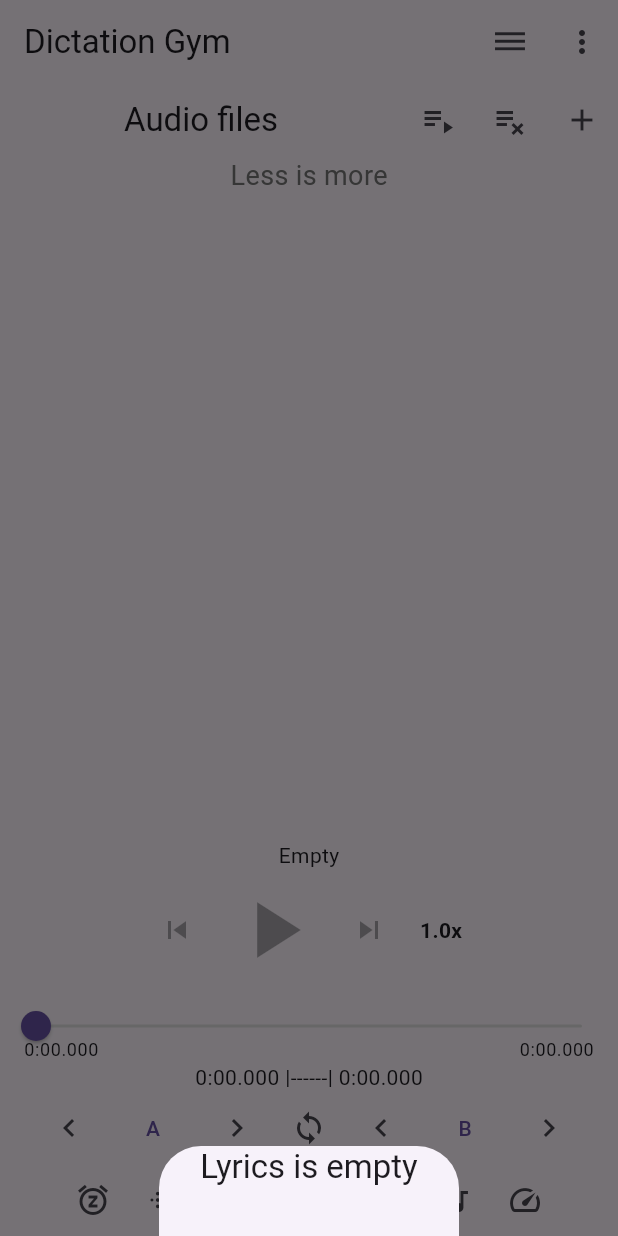
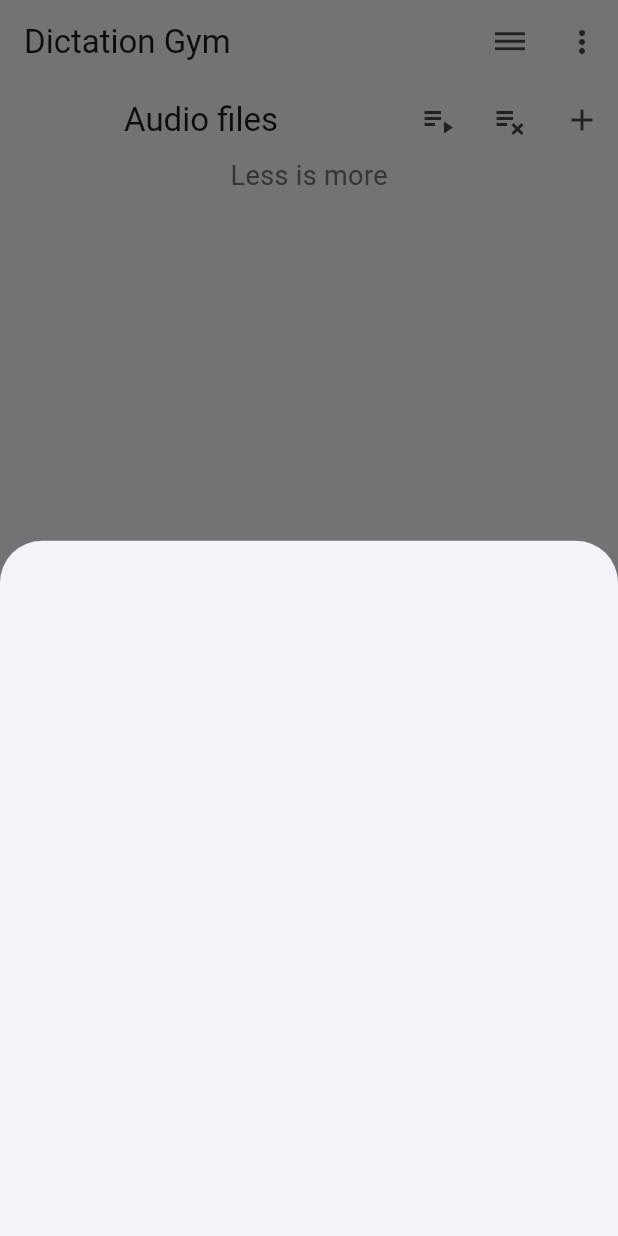
Before and after one commit to jimmyliow/dictation-gym, a Flutter app: the screen it shows after launch, after a tap on the "lyrics" icon, on a phone screen of 412 x 824 dp. Run offline on Flutter 3.47's test engine with Material 3 defaults, Android fonts, the phone set to English and light mode, and no system bars; our stand-ins replace file_picker, just_audio, just_audio_background, permission_handler, rxdart; missing offline and left inert: audio_session, just_audio_media_kit.

Commit message:
perf: adjust lyrics view; replace _remaining with duration .

```diff
--- a/lib/common.dart
+++ b/lib/common.dart
@@ -107,7 +107,7 @@ class SeekBarState extends State<SeekBar> {
           right: 16.0,
           bottom: 0.0,
           child: Text(
-            _formatDuration(_remaining),
+            _formatDuration(widget.duration),
             style: Theme.of(context).textTheme.bodySmall,
           ),
         ),
--- a/lib/main.dart
+++ b/lib/main.dart
@@ -320,7 +320,7 @@ class MyAppState extends State<MyApp> with WidgetsBindingObserver {
                     },
                   ),
                   IconButton(
-                    icon: const Icon(Icons.loop),
+                    icon: const Icon(Icons.start),
                     onPressed: () {
                       final currentIndex = _player.currentIndex;
 
@@ -334,10 +334,7 @@ class MyAppState extends State<MyApp> with WidgetsBindingObserver {
                             start: clipStartDuration,
                             end: clipEndDuration,
                             child: currentSource,
-                            tag: MediaItem(
-                              id: 'Clipping Audio',
-                              title: "Clipping Audio",
-                            ),
+                            tag: currentSource.tag,
                           ),
                         ];
                         _player.setAudioSources(a);
@@ -385,7 +382,11 @@ class MyAppState extends State<MyApp> with WidgetsBindingObserver {
                       delayedStop();
                     },
                   ),
-                  IconButton(icon: const Icon(Icons.fitbit), onPressed: () {}),
+                  IconButton(
+                    icon: const Icon(Icons.hearing),
+                    onPressed: () {
+                    },
+                  ),
                   IconButton(
                     icon: const Icon(Icons.fitness_center),
                     onPressed: () {},
@@ -666,19 +667,8 @@ class LyricsButton extends StatelessWidget {
         showModalBottomSheet<void>(
           context: context,
           builder: (BuildContext context) {
-            return Expanded(
-              child: _lyrics.isEmpty
-                  ? SizedBox(
-                      width: 200,
-                      height: 60,
-                      child: Text(
-                        'Lyrics is empty',
-                        style: Theme.of(context).textTheme.titleLarge,
-                        textAlign: TextAlign.center,
-                      ),
-                    )
-                  : SizedBox(
-                      height: 400,
+            return SizedBox(
+              height: 600,
               child: ListView.builder(
                 padding: const EdgeInsets.only(top: 16, bottom: 80),
                 itemCount: _lyrics.length,
@@ -741,7 +731,6 @@ class LyricsButton extends StatelessWidget {
                     ),
                   );
                 },
-                      ),
               ),
             );
           },
```
Lines whose indentation alone changed are shown as unchanged.
